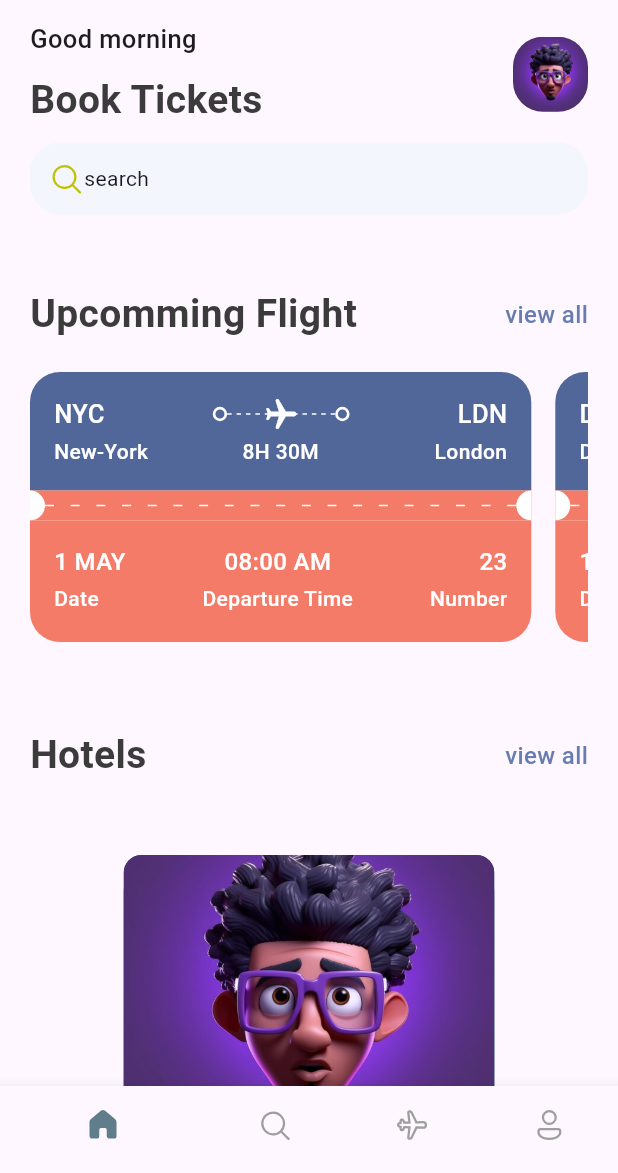
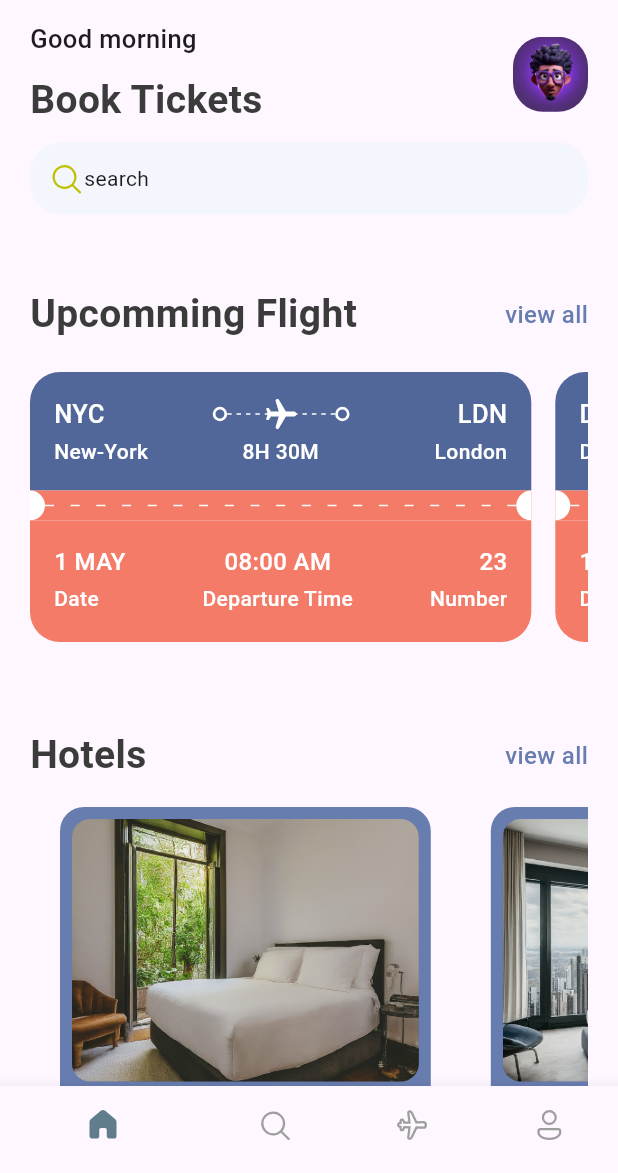
Before and after one commit to DAdawit/new_flutter, a Flutter app: the screen it shows after launch, on a phone screen of 412 x 824 dp, the part 63-1236 px from its top. Run offline on Flutter 3.47's test engine with Material 3 defaults, Android fonts, the phone set to English and light mode, and no system bars; our stand-ins replace fluentui_icons.

Commit message:
hotels bedroom card, and page complete

```diff
--- a/lib/base/res/styles/app_styles.dart
+++ b/lib/base/res/styles/app_styles.dart
@@ -7,6 +7,8 @@ class AppStyles {
   static Color textColor = const Color(0xFF3B3B3B);
   static Color ticketBlue = const Color(0XFF526799);
   static Color ticketOrange = const Color(0xFFF37B67);
+  static Color kakiColor = const Color(0xFFd2bdb6);
+
   static TextStyle textStyle =
       TextStyle(fontSize: 16, fontWeight: FontWeight.w500, color: textColor);
   static TextStyle headLine1 =
--- a/lib/base/res/styles/media.dart
+++ b/lib/base/res/styles/media.dart
@@ -1,4 +1,6 @@
 class AppMedia {
   static const _baseImage = "assets/images";
   static const logo = "$_baseImage/avatar2.jpg";
+  static const bedroom1 = "$_baseImage/bedroom1.jpg";
+  static const bedroom2 = "$_baseImage/bedroom2.jpg";
 }
--- a/lib/base/utils/all_json.dart
+++ b/lib/base/utils/all_json.dart
@@ -1,23 +1,96 @@
 List<Map<String, dynamic>> hotelList = [
   {
-    'image': 'one.png',
+    'image': 'bedroom1.jpg',
     'place': 'Open Space',
     'destination': 'London',
     'price': 25
   },
   {
-    'image': 'two.png',
+    'image': 'bedroom2.jpg',
     'place': 'Global Will',
     'destination': 'London',
     'price': 40
   },
   {
-    'image': 'three.png',
+    'image': 'bedroom3.jpg',
     'place': 'Tallest Building',
     'destination': 'Dubai',
     'price': 68
   },
+  {
+    'image': 'bedroom4.jpg',
+    'place': 'Skyline View',
+    'destination': 'New York',
+    'price': 150
+  },
+  {
+    'image': 'bedroom5.jpg',
+    'place': 'Ocean Breeze',
+    'destination': 'Maldives',
+    'price': 200
+  },
+  {
+    'image': 'bedroom6.jpg',
+    'place': 'Mountain Retreat',
+    'destination': 'Switzerland',
+    'price': 180
+  },
+  {
+    'image': 'bedroom7.jpg',
+    'place': 'Desert Oasis',
+    'destination': 'Dubai',
+    'price': 90
+  },
+  {
+    'image': 'bedroom1.jpg',
+    'place': 'City Lights',
+    'destination': 'Tokyo',
+    'price': 120
+  },
+  {
+    'image': 'bedroom2.jpg',
+    'place': 'Historic Haven',
+    'destination': 'Rome',
+    'price': 80
+  },
+  {
+    'image': 'bedroom3.jpg',
+    'place': 'Tropical Paradise',
+    'destination': 'Hawaii',
+    'price': 250
+  },
+  {
+    'image': 'bedroom4.jpg',
+    'place': 'Countryside Charm',
+    'destination': 'Tuscany',
+    'price': 70
+  },
+  {
+    'image': 'bedroom5.jpg',
+    'place': 'Urban Chic',
+    'destination': 'Paris',
+    'price': 130
+  },
+  {
+    'image': 'bedroom6.jpg',
+    'place': 'Luxury Resort',
+    'destination': 'Bali',
+    'price': 300
+  },
+  {
+    'image': 'bedroom7.jpg',
+    'place': 'Island Escape',
+    'destination': 'Seychelles',
+    'price': 280
+  },
+  {
+    'image': 'bedroom7.jpg',
+    'place': 'Forest Cabin',
+    'destination': 'Canada',
+    'price': 60
+  },
 ];
+
 List<Map<String, dynamic>> ticketList = [
   {
     'from': {'code': "NYC", 'name': "New-York"},
--- a/lib/screens/home_screen.dart
+++ b/lib/screens/home_screen.dart
@@ -20,6 +20,7 @@ class HomeScreen extends StatelessWidget {
           Container(
             padding: const EdgeInsets.symmetric(horizontal: 20),
             child: Column(
+              crossAxisAlignment: CrossAxisAlignment.start,
               children: [
                 Row(
                   mainAxisAlignment: MainAxisAlignment.spaceBetween,
@@ -83,8 +84,15 @@ class HomeScreen extends StatelessWidget {
                   smallText: "view all",
                   fun: () => Navigator.pushNamed(context, AppRoutes.hotels),
                 ),
-                const SizedBox(height: 48),
-                const Hotel()
+                const SizedBox(height: 16),
+                SingleChildScrollView(
+                    scrollDirection: Axis.horizontal,
+                    child: Row(
+                      children: hotelList
+                          .take(5)
+                          .map((singleHotel) => Hotel(hotel: singleHotel))
+                          .toList(),
+                    ))
               ],
             ),
           ),
--- a/lib/screens/hotels.dart
+++ b/lib/screens/hotels.dart
@@ -1,5 +1,7 @@
 import 'package:flutter/material.dart';
 import 'package:flutter_application_1/base/res/styles/app_styles.dart';
+import 'package:flutter_application_1/base/utils/all_json.dart';
+import 'package:flutter_application_1/screens/widgets/hotel.dart';
 
 class Hotels extends StatelessWidget {
   const Hotels({super.key});
@@ -7,12 +9,15 @@ class Hotels extends StatelessWidget {
   @override
   Widget build(BuildContext context) {
     return Scaffold(
-      appBar: AppBar(
-        title: Text(
-          "Hotels",
-          style: AppStyles.headLine3,
+        appBar: AppBar(
+          title: Text(
+            "All Hotels",
+            style: AppStyles.headLine3,
+          ),
         ),
-      ),
-    );
+        body: ListView(
+          scrollDirection: Axis.vertical,
+          children: hotelList.map((hotel) => Hotel(hotel: hotel)).toList(),
+        ));
   }
 }
--- a/lib/screens/widgets/hotel.dart
+++ b/lib/screens/widgets/hotel.dart
@@ -1,10 +1,10 @@
-import 'package:flutter/cupertino.dart';
 import 'package:flutter/material.dart';
 import 'package:flutter_application_1/base/res/styles/app_styles.dart';
-import 'package:flutter_application_1/base/res/styles/media.dart';
 
 class Hotel extends StatelessWidget {
-  const Hotel({super.key});
+  final bool wholeScreen;
+  final Map<String, dynamic> hotel;
+  const Hotel({super.key, required this.hotel, this.wholeScreen = false});
 
   @override
   Widget build(BuildContext context) {
@@ -12,21 +12,53 @@ class Hotel extends StatelessWidget {
 
     return Container(
       width: size.width * 0.6,
+      padding: const EdgeInsets.all(8),
+      margin: EdgeInsets.only(
+          right: wholeScreen ? 0 : 20,
+          left: wholeScreen ? 0 : 20,
+          bottom: wholeScreen ? 0 : 25),
       height: 350,
       decoration: BoxDecoration(
           color: AppStyles.primaryColor,
-          borderRadius: BorderRadius.circular(24)),
+          borderRadius: BorderRadius.circular(16)),
       child: Column(
+        crossAxisAlignment: CrossAxisAlignment.start,
         children: [
           Container(
             height: 175,
-            // width: 40,
             decoration: BoxDecoration(
                 color: AppStyles.ticketBlue,
                 borderRadius: BorderRadius.circular(12),
-                image: const DecorationImage(
-                    image: AssetImage(AppMedia.logo), fit: BoxFit.cover)),
-          )
+                image: DecorationImage(
+                    image: AssetImage('assets/images/${hotel["image"]}'),
+                    fit: BoxFit.cover)),
+          ),
+          const SizedBox(height: 10),
+          Padding(
+            padding: const EdgeInsets.only(left: 8, top: 3),
+            child: Column(
+              crossAxisAlignment: CrossAxisAlignment.start,
+              mainAxisAlignment: MainAxisAlignment.spaceBetween,
+              children: [
+                Text(
+                  hotel["place"],
+                  style: AppStyles.headLine2.copyWith(
+                    color: AppStyles.kakiColor,
+                  ),
+                ),
+                Text(
+                  hotel["destination"],
+                  style: AppStyles.headLine3.copyWith(color: Colors.white),
+                ),
+                const SizedBox(height: 10),
+                Text(
+                  "\$${hotel["price"]}/night",
+                  style:
+                      AppStyles.headLine2.copyWith(color: AppStyles.kakiColor),
+                ),
+              ],
+            ),
+          ),
         ],
       ),
     );
```
Also changed, not shown: assets/images/bedroom1.jpg (added), assets/images/bedroom2.jpg (added), assets/images/bedroom3.jpg (added), assets/images/bedroom4.jpg (added), assets/images/bedroom5.jpg (added), assets/images/bedroom6.jpg (added), assets/images/bedroom7.jpg (added).
